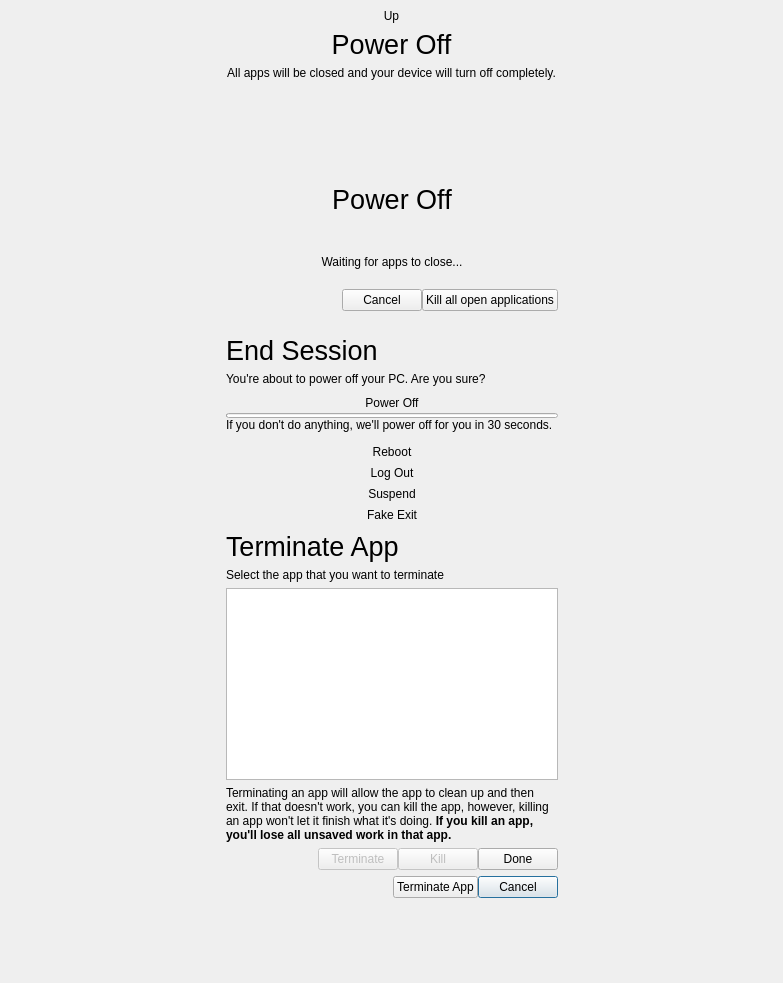
First picture: the form in shell/endsessionwait.ui, repository vicr123/theshell, before the edit.
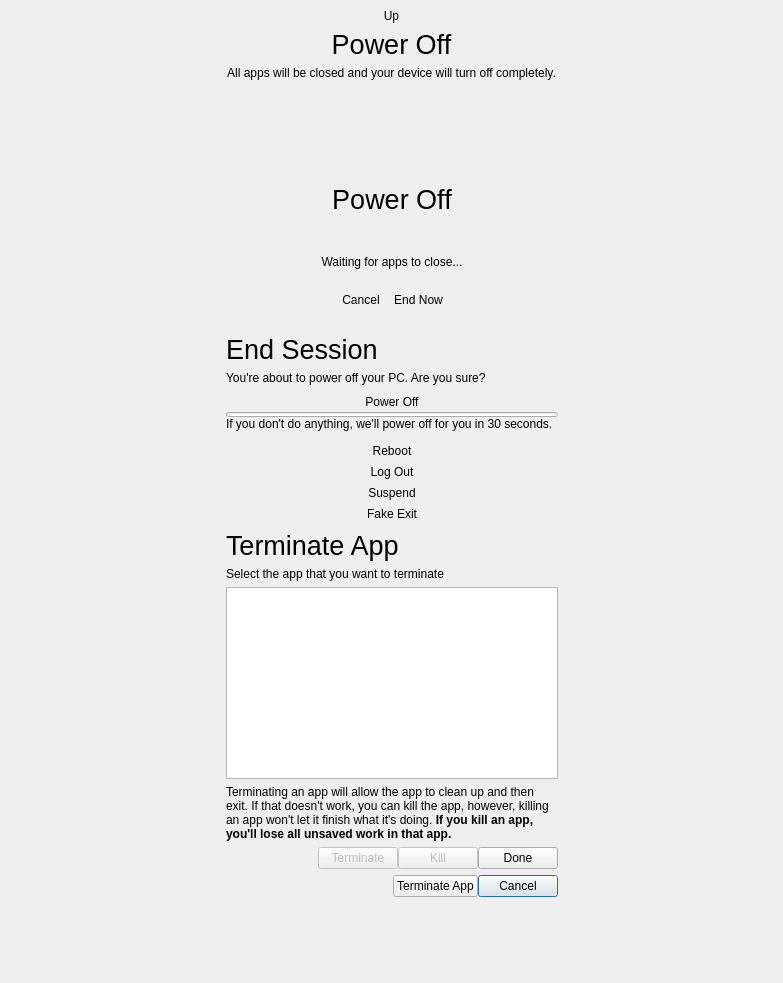
Second picture: the form after the edit. Icons and pictures are not drawn. Custom widgets are drawn as their Qt base class.

Commit message: New screenshot tools

```diff
--- a/shell/endsessionwait.ui
+++ b/shell/endsessionwait.ui
@@ -172,7 +172,7 @@
             </spacer>
            </item>
            <item>
-            <widget class="QPushButton" name="cancelButton">
+            <widget class="QToolButton" name="cancelButton">
              <property name="styleSheet">
               <string notr="true"/>
              </property>
@@ -183,22 +183,59 @@
               <iconset theme="dialog-cancel">
                <normaloff>.</normaloff>.</iconset>
              </property>
+             <property name="iconSize">
+              <size>
+               <width>32</width>
+               <height>32</height>
+              </size>
+             </property>
+             <property name="toolButtonStyle">
+              <enum>Qt::ToolButtonTextUnderIcon</enum>
+             </property>
+             <property name="autoRaise">
+              <bool>true</bool>
+             </property>
             </widget>
            </item>
            <item>
-            <widget class="QPushButton" name="killAllButton">
+            <widget class="QToolButton" name="killAllButton">
              <property name="styleSheet">
               <string notr="true"/>
              </property>
              <property name="text">
-              <string>Kill all open applications</string>
+              <string>End Now</string>
              </property>
              <property name="icon">
               <iconset theme="application-exit">
                <normaloff>.</normaloff>.</iconset>
              </property>
+             <property name="iconSize">
+              <size>
+               <width>32</width>
+               <height>32</height>
+              </size>
+             </property>
+             <property name="toolButtonStyle">
+              <enum>Qt::ToolButtonTextUnderIcon</enum>
+             </property>
+             <property name="autoRaise">
+              <bool>true</bool>
+             </property>
             </widget>
            </item>
+           <item>
+            <spacer name="horizontalSpacer_6">
+             <property name="orientation">
+              <enum>Qt::Horizontal</enum>
+             </property>
+             <property name="sizeHint" stdset="0">
+              <size>
+               <width>40</width>
+               <height>20</height>
+              </size>
+             </property>
+            </spacer>
+           </item>
           </layout>
          </item>
         </layout>
```
The commit also changes 6 other files.
